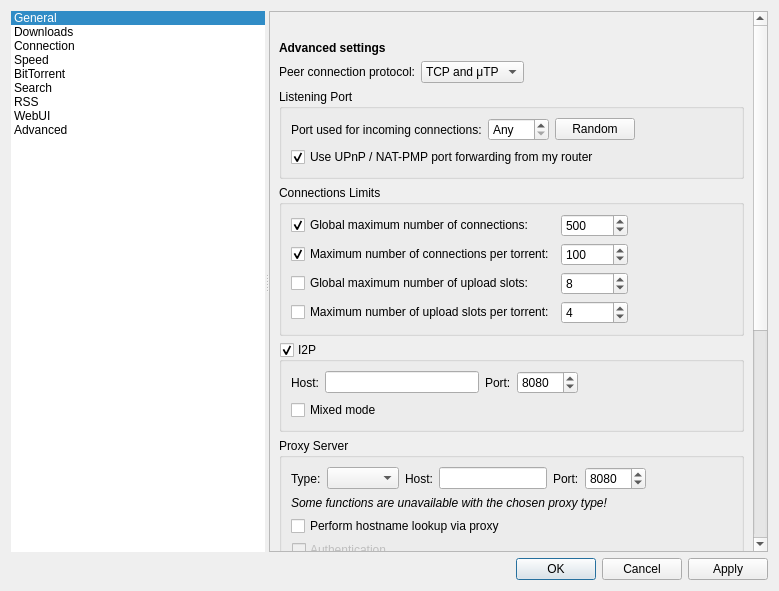
First picture: the form in src/gui/optionsdialog.ui, repository qbutt-org/qbutt, before the edit.
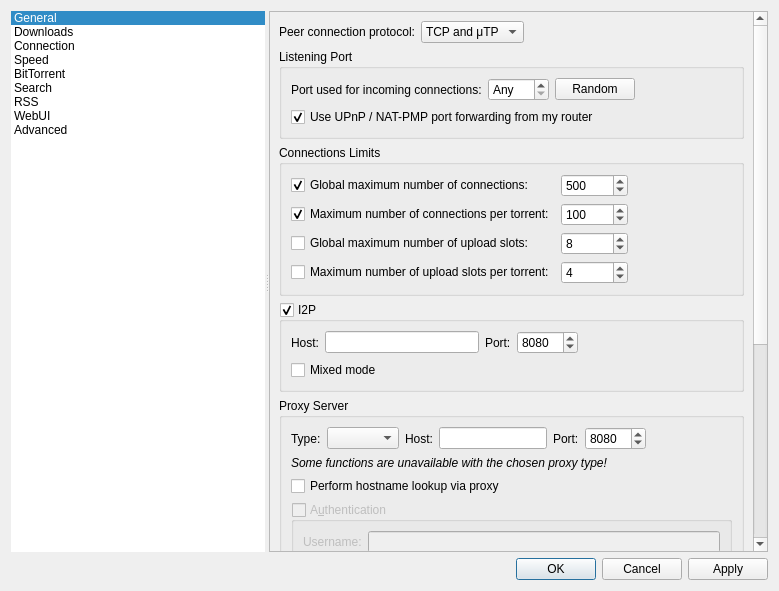
Second picture: the form after the edit. The open tabs and pages were chosen to show the change. Icons and pictures are not drawn. Custom widgets are drawn as their Qt base class.

Commit message: Remove duplicate Connection heading

Diff of the .ui file:
```diff
--- a/src/gui/optionsdialog.ui
+++ b/src/gui/optionsdialog.ui
@@ -1741,34 +1741,6 @@
             </rect>
            </property>
            <layout class="QVBoxLayout" name="verticalLayout_20">
-            <item>
-             <spacer name="verticalLayout_20AdvancedGap">
-              <property name="orientation">
-               <enum>Qt::Orientation::Vertical</enum>
-              </property>
-              <property name="sizeType">
-               <enum>QSizePolicy::Policy::Fixed</enum>
-              </property>
-              <property name="sizeHint" stdset="0">
-               <size>
-                <width>20</width>
-                <height>20</height>
-               </size>
-              </property>
-             </spacer>
-            </item>
-            <item>
-             <widget class="QLabel" name="verticalLayout_20AdvancedHeading">
-              <property name="font">
-               <font>
-                <bold>true</bold>
-               </font>
-              </property>
-              <property name="text">
-               <string>Advanced settings</string>
-              </property>
-             </widget>
-            </item>
             <item>
              <layout class="QHBoxLayout" name="horizontalLayout_12">
               <item>
```
